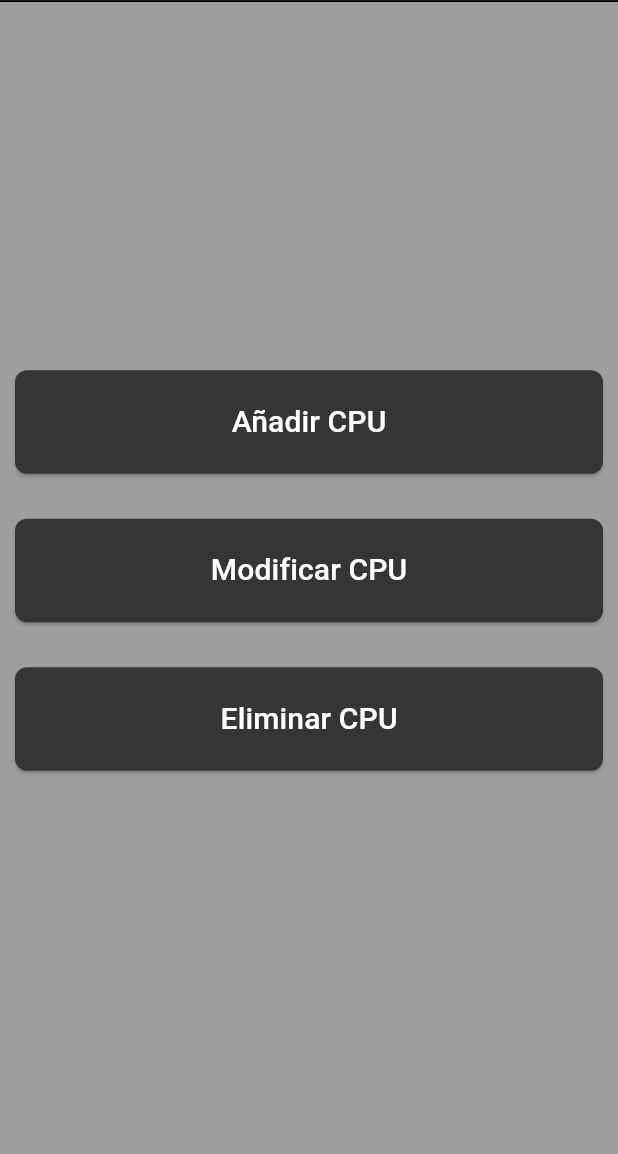
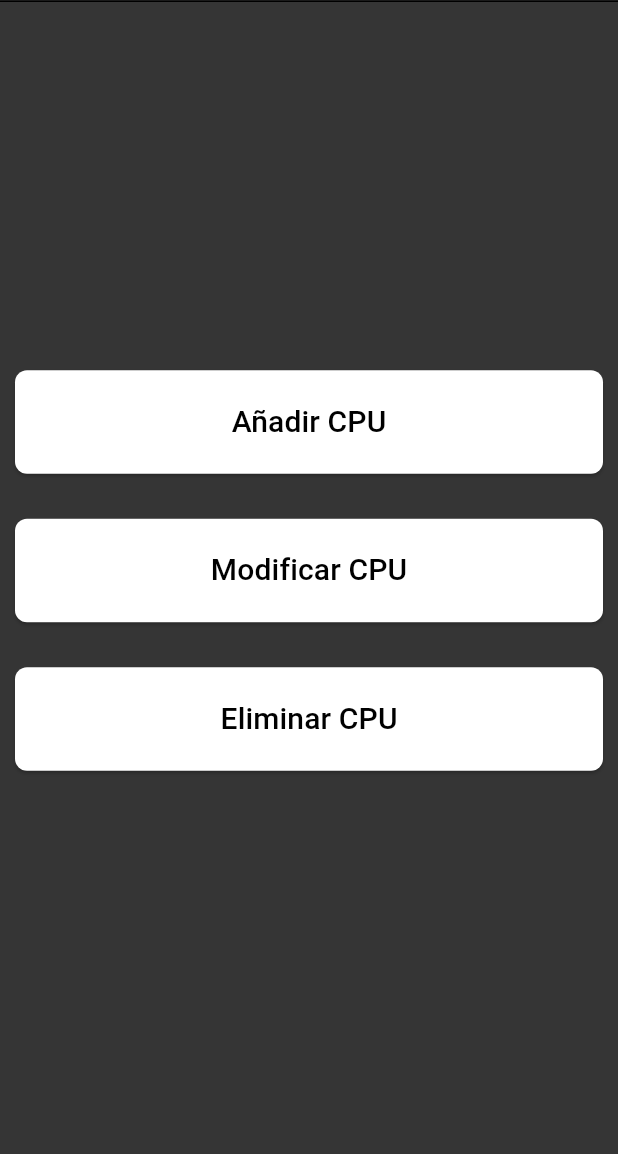
Before and after one commit to Vel935/cpuinfo-aplicaci-n, a Flutter app: the cpuCrudPage screen opened by its route, on a phone screen of 412 x 824 dp, the part 82-1236 px from its top. Run offline on Flutter 3.47's test engine with Material 3 defaults, Android fonts, the phone set to English and light mode, and no system bars; our stand-ins replace cloud_firestore, firebase_auth, firebase_core, google_sign_in; accounts and stored records are empty.

Commit message:
Cambios minimos

```diff
--- a/lib/pages/cpuCrud/cpuCrudPage.dart
+++ b/lib/pages/cpuCrud/cpuCrudPage.dart
@@ -11,7 +11,7 @@ class cpuCrudPage extends StatelessWidget {
     return Scaffold(
       appBar: MyAppBar(),
       body: Container(
-        color: Colors.grey, // Add grey background color
+        color: const Color(0xFF353535), // Add grey background color
         child: Center(
           child: Column(
             mainAxisAlignment: MainAxisAlignment.center,
@@ -73,11 +73,11 @@ class LargeButton extends StatelessWidget {
                 shape: RoundedRectangleBorder(
                   borderRadius: BorderRadius.circular(8.0),
                 ),
-                backgroundColor: const Color(0xFF353535),
+                backgroundColor: Colors.white,
               ),
               child: Text(
                 text,
-                style: const TextStyle(fontSize: 20.0, color: Colors.white),
+                style: const TextStyle(fontSize: 20.0, color: Colors.black),
               ),
             ),
           ),
--- a/lib/pages/login/user_auth/firebase_auth_implementation/firebase_auth_services.dart
+++ b/lib/pages/login/user_auth/firebase_auth_implementation/firebase_auth_services.dart
@@ -63,5 +63,9 @@ class firebaseAuthService {
     }
   }
 
+  getCurrentUser() {
+    return _auth.currentUser;
+  }
+
   //#####################################################################################
 }
```
Also changed, not shown: lib/pages/viewProcessor/ViewAllProcessorsPage.dart (+48 -14 lines).
